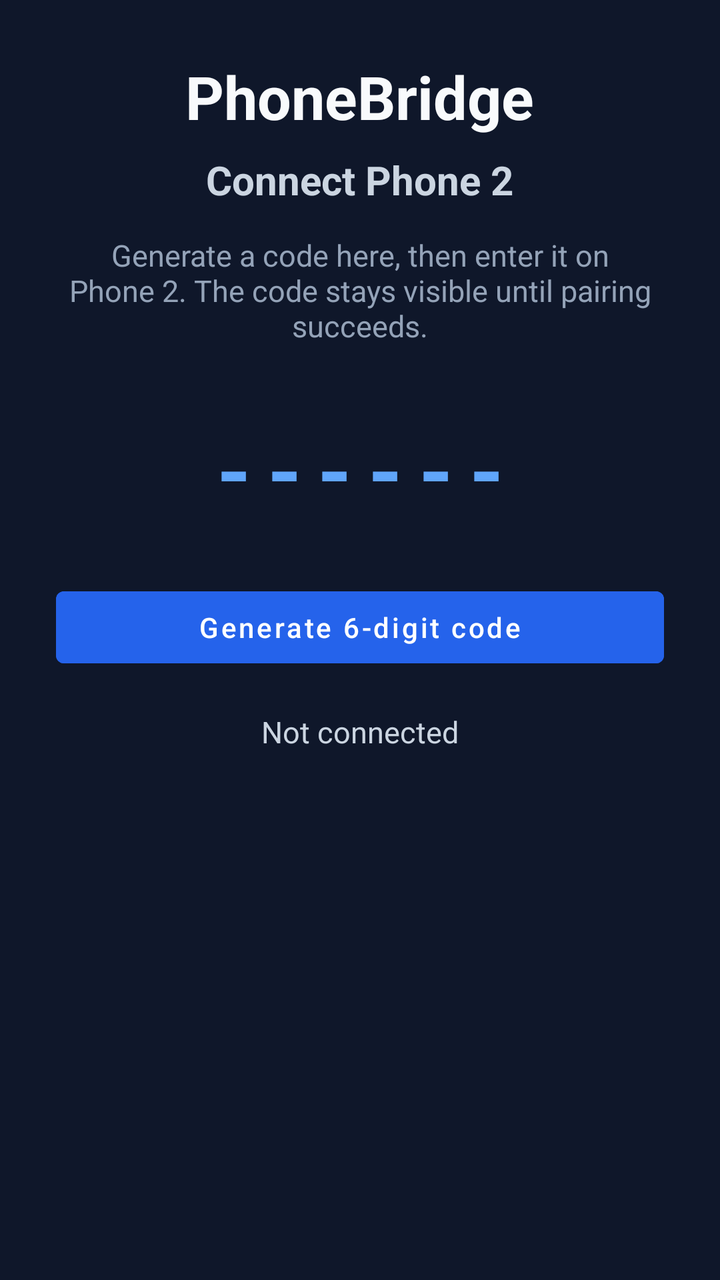
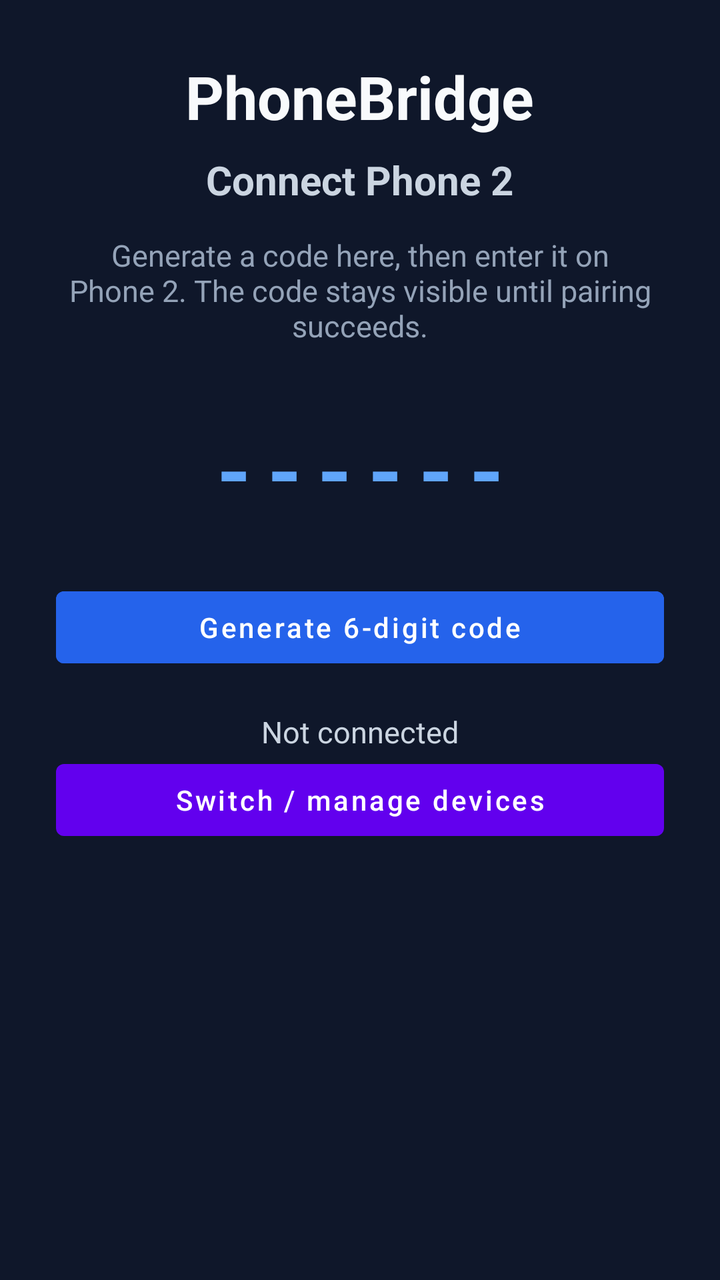

Screens rendered from an Android XML layout before and after an edit, with the pre-edit source and the edit as a unified diff.
<!-- AndroidManifest.xml: application theme Theme.MaterialComponents.DayNight.NoActionBar -->
<!-- res/layout/activity_main.xml -->
<?xml version="1.0" encoding="utf-8"?>
<FrameLayout xmlns:android="http://schemas.android.com/apk/res/android"
    android:layout_width="match_parent"
    android:layout_height="match_parent"
    android:background="#0F172A">

    <LinearLayout
        android:id="@+id/pairingScreen"
        android:layout_width="match_parent"
        android:layout_height="match_parent"
        android:orientation="vertical"
        android:gravity="center_horizontal"
        android:padding="28dp"
        android:background="#0F172A">

        <TextView
            android:layout_width="wrap_content"
            android:layout_height="wrap_content"
            android:text="PhoneBridge"
            android:textColor="#F8FAFC"
            android:textSize="30sp"
            android:textStyle="bold" />

        <TextView
            android:layout_width="wrap_content"
            android:layout_height="wrap_content"
            android:layout_marginTop="8dp"
            android:text="Connect Phone 2"
            android:textColor="#CBD5E1"
            android:textSize="20sp"
            android:textStyle="bold" />

        <TextView
            android:layout_width="match_parent"
            android:layout_height="wrap_content"
            android:layout_marginTop="14dp"
            android:gravity="center"
            android:text="Generate a code here, then enter it on Phone 2. The code stays visible until pairing succeeds."
            android:textColor="#94A3B8"
            android:textSize="15sp" />

        <TextView
            android:id="@+id/pairCode"
            android:layout_width="match_parent"
            android:layout_height="wrap_content"
            android:layout_marginTop="32dp"
            android:gravity="center"
            android:letterSpacing="0.18"
            android:text="------"
            android:textColor="#60A5FA"
            android:textIsSelectable="true"
            android:textSize="44sp"
            android:textStyle="bold" />

        <Button
            android:id="@+id/btnCreatePair"
            android:layout_width="match_parent"
            android:layout_height="wrap_content"
            android:layout_marginTop="26dp"
            android:backgroundTint="#2563EB"
            android:text="Generate 6-digit code"
            android:textColor="#FFFFFF"
            android:textAllCaps="false" />

        <TextView
            android:id="@+id/status"
            android:layout_width="match_parent"
            android:layout_height="wrap_content"
            android:layout_marginTop="18dp"
            android:gravity="center"
            android:text="Not connected"
            android:textColor="#CBD5E1"
            android:textSize="15sp" />
    </LinearLayout>

    <LinearLayout
        android:id="@+id/dashboardScreen"
        android:layout_width="match_parent"
        android:layout_height="match_parent"
        android:orientation="vertical"
        android:visibility="gone"
        android:background="#0F172A">

        <LinearLayout
            android:layout_width="match_parent"
            android:layout_height="76dp"
            android:gravity="center_vertical"
            android:orientation="horizontal"
            android:paddingStart="18dp"
            android:paddingEnd="10dp"
            android:background="#111827">

            <TextView
                android:id="@+id/profileIcon"
                android:layout_width="48dp"
                android:layout_height="48dp"
                android:background="#2563EB"
                android:gravity="center"
                android:text="BP"
                android:textColor="#FFFFFF"
                android:textSize="16sp"
                android:textStyle="bold" />

            <LinearLayout
                android:layout_width="0dp"
                android:layout_height="wrap_content"
                android:layout_weight="1"
                android:orientation="vertical"
                android:paddingStart="14dp">

                <TextView
                    android:layout_width="wrap_content"
                    android:layout_height="wrap_content"
                    android:text="PhoneBridge"
                    android:textColor="#F8FAFC"
                    android:textSize="18sp"
                    android:textStyle="bold" />

                <TextView
                    android:id="@+id/dashboardStatus"
                    android:layout_width="wrap_content"
                    android:layout_height="wrap_content"
                    android:text="Connected"
                    android:textColor="#86EFAC"
                    android:textSize="12sp" />
            </LinearLayout>

            <Button
                android:id="@+id/btnMonitoring"
                android:layout_width="48dp"
                android:layout_height="52dp"
                android:minWidth="0dp"
                android:padding="0dp"
                android:backgroundTint="@android:color/transparent"
                android:text="◎"
                android:contentDescription="Monitoring"
                android:textColor="#F8FAFC"
                android:textSize="28sp" />

            <Button
                android:id="@+id/btnAlertsTab"
                android:layout_width="56dp"
                android:layout_height="52dp"
                android:minWidth="0dp"
                android:backgroundTint="@android:color/transparent"
                android:text="🔔"
                android:textColor="#F8FAFC"
                android:textSize="22sp"
                android:textAllCaps="false" />

            <Button
                android:id="@+id/btnMenu"
                android:layout_width="50dp"
                android:layout_height="52dp"
                android:minWidth="0dp"
                android:backgroundTint="@android:color/transparent"
                android:text="⋮"
                android:textColor="#F8FAFC"
                android:textSize="28sp"
                android:textAllCaps="false" />
        </LinearLayout>

        <HorizontalScrollView
            android:id="@+id/tabScroller"
            android:layout_width="match_parent"
            android:layout_height="wrap_content"
            android:fillViewport="false"
            android:scrollbars="none">

            <LinearLayout
                android:layout_width="wrap_content"
                android:layout_height="wrap_content"
                android:orientation="horizontal"
                android:paddingStart="16dp"
                android:paddingTop="20dp"
                android:paddingEnd="16dp"
                android:paddingBottom="12dp">

                <Button
                    android:id="@+id/btnMessagesTab"
                    android:layout_width="132dp"
                    android:layout_height="56dp"
                    android:layout_marginEnd="8dp"
                    android:background="@drawable/bg_tab_selector"
                    android:backgroundTint="@null"
                    android:text="Messages"
                    android:textColor="#F8FAFC"
                    android:textAllCaps="false"
                    android:textStyle="bold" />

                <Button
                    android:id="@+id/btnCallsTab"
                    android:layout_width="112dp"
                    android:layout_height="56dp"
                    android:layout_marginEnd="8dp"
                    android:background="@drawable/bg_tab_selector"
                    android:backgroundTint="@null"
                    android:text="Calls"
                    android:textColor="#F8FAFC"
                    android:textAllCaps="false"
                    android:textStyle="bold" />

                <Button
                    android:id="@+id/btnNotificationsTab"
                    android:layout_width="150dp"
                    android:layout_height="56dp"
                    android:layout_marginEnd="8dp"
                    android:background="@drawable/bg_tab_selector"
                    android:backgroundTint="@null"
                    android:text="Notifications"
                    android:textColor="#F8FAFC"
                    android:textAllCaps="false"
                    android:textStyle="bold" />

                <Button
                    android:id="@+id/btnWpCallsTab"
                    android:layout_width="126dp"
                    android:layout_height="56dp"
                    android:layout_marginEnd="8dp"
                    android:background="@drawable/bg_tab_selector"
                    android:backgroundTint="@null"
                    android:text="WP Calls"
                    android:textColor="#F8FAFC"
                    android:textAllCaps="false"
                    android:textStyle="bold" />

                <Button
                    android:id="@+id/btnLocationTab"
                    android:layout_width="126dp"
                    android:layout_height="56dp"
                    android:background="@drawable/bg_tab_selector"
                    android:backgroundTint="@null"
                    android:text="Location"
                    android:textColor="#F8FAFC"
                    android:textAllCaps="false"
                    android:textStyle="bold" />
            </LinearLayout>
        </HorizontalScrollView>

        <LinearLayout
            android:layout_width="match_parent"
            android:layout_height="0dp"
            android:layout_weight="1"
            android:layout_marginStart="16dp"
            android:layout_marginTop="6dp"
            android:layout_marginEnd="16dp"
            android:layout_marginBottom="16dp"
            android:background="@drawable/bg_panel"
            android:orientation="vertical"
            android:padding="14dp">

            <LinearLayout
                android:id="@+id/alertsToolbar"
                android:layout_width="match_parent"
                android:layout_height="wrap_content"
                android:layout_marginBottom="10dp"
                android:background="#451A1A"
                android:gravity="center_vertical"
                android:orientation="horizontal"
                android:padding="10dp"
                android:visibility="gone">

                <TextView
                    android:layout_width="0dp"
                    android:layout_height="wrap_content"
                    android:layout_weight="1"
                    android:text="Sender alerts and device status"
                    android:textColor="#FCA5A5"
                    android:textStyle="bold" />

                <Button
                    android:id="@+id/btnClearAlerts"
                    android:layout_width="wrap_content"
                    android:layout_height="wrap_content"
                    android:backgroundTint="#7F1D1D"
                    android:text="Clear all"
                    android:textColor="#FEE2E2"
                    android:textAllCaps="false" />
            </LinearLayout>

            <LinearLayout
                android:layout_width="match_parent"
                android:layout_height="wrap_content"
                android:gravity="center_vertical"
                android:orientation="horizontal"
                android:paddingTop="2dp"
                android:paddingBottom="8dp">

                <TextView
                    android:id="@+id/listTitle"
                    android:layout_width="0dp"
                    android:layout_height="wrap_content"
                    android:layout_weight="1"
                    android:paddingStart="4dp"
                    android:text="Messages"
                    android:textColor="#F8FAFC"
                    android:textSize="21sp"
                    android:textStyle="bold" />

                <Button
                    android:id="@+id/btnLocationTriggerText"
                    android:layout_width="wrap_content"
                    android:layout_height="42dp"
                    android:layout_marginEnd="8dp"
                    android:minHeight="0dp"
                    android:minWidth="0dp"
                    android:backgroundTint="#475569"
                    android:paddingStart="12dp"
                    android:paddingEnd="12dp"
                    android:text="PBLOC#7421"
                    android:textAllCaps="false"
                    android:textColor="#F8FAFC"
                    android:textSize="12sp"
                    android:textStyle="bold"
                    android:visibility="gone" />

                <Button
                    android:id="@+id/btnLocationRefresh"
                    android:layout_width="48dp"
                    android:layout_height="42dp"
                    android:minHeight="0dp"
                    android:minWidth="0dp"
                    android:backgroundTint="#2563EB"
                    android:text="↻"
                    android:textAllCaps="false"
                    android:textColor="#FFFFFF"
                    android:textSize="22sp"
                    android:textStyle="bold"
                    android:visibility="gone" />

                <Button
                    android:id="@+id/btnFilter"
                    android:layout_width="wrap_content"
                    android:layout_height="42dp"
                    android:minHeight="0dp"
                    android:minWidth="0dp"
                    android:paddingStart="16dp"
                    android:paddingEnd="16dp"
                    android:backgroundTint="#334155"
                    android:text="Filter"
                    android:textAllCaps="false"
                    android:textColor="#F8FAFC"
                    android:textStyle="bold" />
            </LinearLayout>

            <LinearLayout
                android:id="@+id/locationPanel"
                android:layout_width="match_parent"
                android:layout_height="0dp"
                android:layout_weight="1"
                android:orientation="vertical"
                android:gravity="center_horizontal"
                android:padding="18dp"
                android:visibility="gone">

                <TextView
                    android:id="@+id/locationRefreshProgress"
                    android:layout_width="match_parent"
                    android:layout_height="wrap_content"
                    android:minHeight="48dp"
                    android:padding="10dp"
                    android:gravity="center"
                    android:background="#334155"
                    android:text="Ready · tap ↻ to request a fresh location"
                    android:textColor="#CBD5E1"
                    android:textSize="13sp" />

                <TextView
                    android:id="@+id/locationStatus"
                    android:layout_width="match_parent"
                    android:layout_height="wrap_content"
                    android:gravity="center"
                    android:text="Waiting for Sender location"
                    android:textColor="#86EFAC"
                    android:textSize="22sp"
                    android:textStyle="bold" />

                <TextView
                    android:id="@+id/locationCoordinates"
                    android:layout_width="match_parent"
                    android:layout_height="wrap_content"
                    android:layout_marginTop="24dp"
                    android:gravity="center"
                    android:text="No location received yet"
                    android:textColor="#F8FAFC"
                    android:textSize="18sp"
                    android:textIsSelectable="true" />

                <TextView
                    android:id="@+id/locationUpdated"
                    android:layout_width="match_parent"
                    android:layout_height="wrap_content"
                    android:layout_marginTop="12dp"
                    android:gravity="center"
                    android:text="Updated: —"
                    android:textColor="#CBD5E1"
                    android:textSize="14sp" />

                <TextView
                    android:id="@+id/locationAccuracy"
                    android:layout_width="match_parent"
                    android:layout_height="wrap_content"
                    android:layout_marginTop="6dp"
                    android:gravity="center"
                    android:text="Accuracy: —"
                    android:textColor="#94A3B8"
                    android:textSize="14sp" />

                <Button
                    android:id="@+id/btnOpenMaps"
                    android:layout_width="match_parent"
                    android:layout_height="wrap_content"
                    android:layout_marginTop="26dp"
                    android:backgroundTint="#2563EB"
                    android:enabled="false"
                    android:text="Open in Google Maps"
                    android:textColor="#FFFFFF"
                    android:textAllCaps="false"
                    android:textStyle="bold" />

                <LinearLayout
                    android:layout_width="match_parent"
                    android:layout_height="wrap_content"
                    android:layout_marginTop="22dp"
                    android:layout_marginBottom="8dp"
                    android:gravity="center_vertical"
                    android:orientation="horizontal">

                    <TextView
                        android:id="@+id/locationHistoryTitle"
                        android:layout_width="0dp"
                        android:layout_height="wrap_content"
                        android:layout_weight="1"
                        android:text="Location history · 0"
                        android:textColor="#F8FAFC"
                        android:textSize="17sp"
                        android:textStyle="bold" />

                    <Button
                        android:id="@+id/btnLocationTimeline"
                        android:layout_width="wrap_content"
                        android:layout_height="38dp"
                        android:minHeight="0dp"
                        android:minWidth="0dp"
                        android:backgroundTint="#475569"
                        android:paddingStart="14dp"
                        android:paddingEnd="14dp"
                        android:text="Timeline 📍"
                        android:textAllCaps="false"
                        android:textColor="#F8FAFC"
                        android:textSize="13sp" />
                </LinearLayout>

                <TextView
                    android:id="@+id/locationHistoryEmpty"
                    android:layout_width="match_parent"
                    android:layout_height="wrap_content"
                    android:layout_marginBottom="10dp"
                    android:gravity="center"
                    android:padding="14dp"
                    android:text="No location history received yet"
                    android:textColor="#94A3B8"
                    android:textSize="14sp" />

                <androidx.recyclerview.widget.RecyclerView
                    android:id="@+id/locationHistoryList"
                    android:layout_width="match_parent"
                    android:layout_height="0dp"
                    android:layout_weight="1"
                    android:clipToPadding="false"
                    android:paddingBottom="8dp" />
            </LinearLayout>

            <androidx.recyclerview.widget.RecyclerView
                android:id="@+id/list"
                android:layout_width="match_parent"
                android:layout_height="0dp"
                android:layout_weight="1" />
        </LinearLayout>
    </LinearLayout>

</FrameLayout>
<!-- resources referenced by this layout -->
<resources>
  <!-- drawable bg_panel (drawable) -->
  <?xml version="1.0" encoding="utf-8"?>
  <shape xmlns:android="http://schemas.android.com/apk/res/android" android:shape="rectangle">
      <solid android:color="#1E293B" />
      <corners android:radius="24dp" />
      <stroke android:width="1dp" android:color="#334155" />
  </shape>
  <!-- drawable bg_tab_selector (drawable) -->
  <?xml version="1.0" encoding="utf-8"?>
  <selector xmlns:android="http://schemas.android.com/apk/res/android">
      <item android:state_selected="true">
          <shape android:shape="rectangle">
              <solid android:color="#2563EB" />
              <corners android:radius="16dp" />
          </shape>
      </item>
      <item>
          <shape android:shape="rectangle">
              <solid android:color="#334155" />
              <corners android:radius="16dp" />
          </shape>
      </item>
  </selector>
</resources>

<!-- the commit's change to res/layout/activity_main.xml (unified diff, before → after) -->
@@ -71,6 +71,13 @@
             android:text="Not connected"
             android:textColor="#CBD5E1"
             android:textSize="15sp" />
+
+        <Button
+            android:id="@+id/btnPairingDevices"
+            android:layout_width="match_parent"
+            android:layout_height="wrap_content"
+            android:text="Switch / manage devices"
+            android:textAllCaps="false" />
     </LinearLayout>
 
     <LinearLayout
@@ -160,6 +167,15 @@
                 android:textAllCaps="false" />
         </LinearLayout>
 
+        <Button
+            android:id="@+id/btnDevices"
+            android:layout_width="match_parent"
+            android:layout_height="wrap_content"
+            android:text="Switch device ▾"
+            android:textAllCaps="false"
+            android:textColor="#F8FAFC"
+            android:backgroundTint="#334155" />
+
         <HorizontalScrollView
             android:id="@+id/tabScroller"
             android:layout_width="match_parent"
@@ -264,7 +280,7 @@
                     android:layout_width="0dp"
                     android:layout_height="wrap_content"
                     android:layout_weight="1"
-                    android:text="Sender alerts and device status"
+                    android:text="Device warnings"
                     android:textColor="#FCA5A5"
                     android:textStyle="bold" />
 
@@ -273,10 +289,19 @@
                     android:layout_width="wrap_content"
                     android:layout_height="wrap_content"
                     android:backgroundTint="#7F1D1D"
-                    android:text="Clear all"
+                    android:text="Clear warnings"
                     android:textColor="#FEE2E2"
                     android:textAllCaps="false" />
             </LinearLayout>
+
+            <LinearLayout
+                android:id="@+id/deviceStatusPanel"
+                android:layout_width="match_parent"
+                android:layout_height="wrap_content"
+                android:orientation="vertical"
+                android:visibility="gone"
+                android:background="#0F172A"
+                android:padding="8dp" />
 
             <LinearLayout
                 android:layout_width="match_parent"
